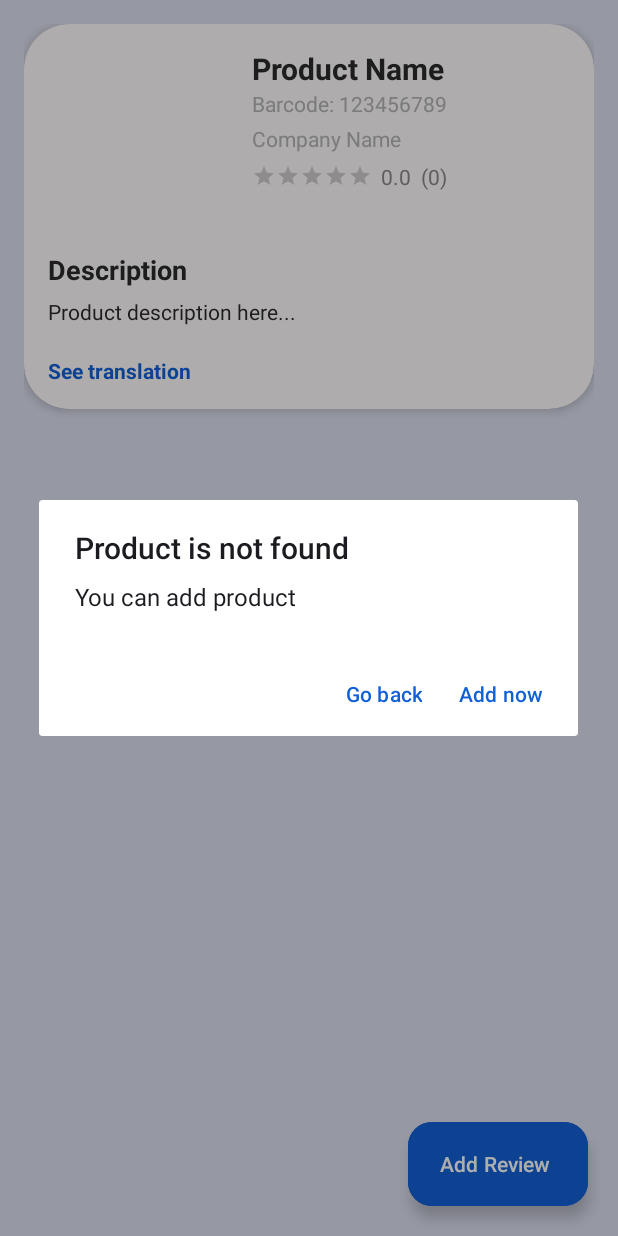
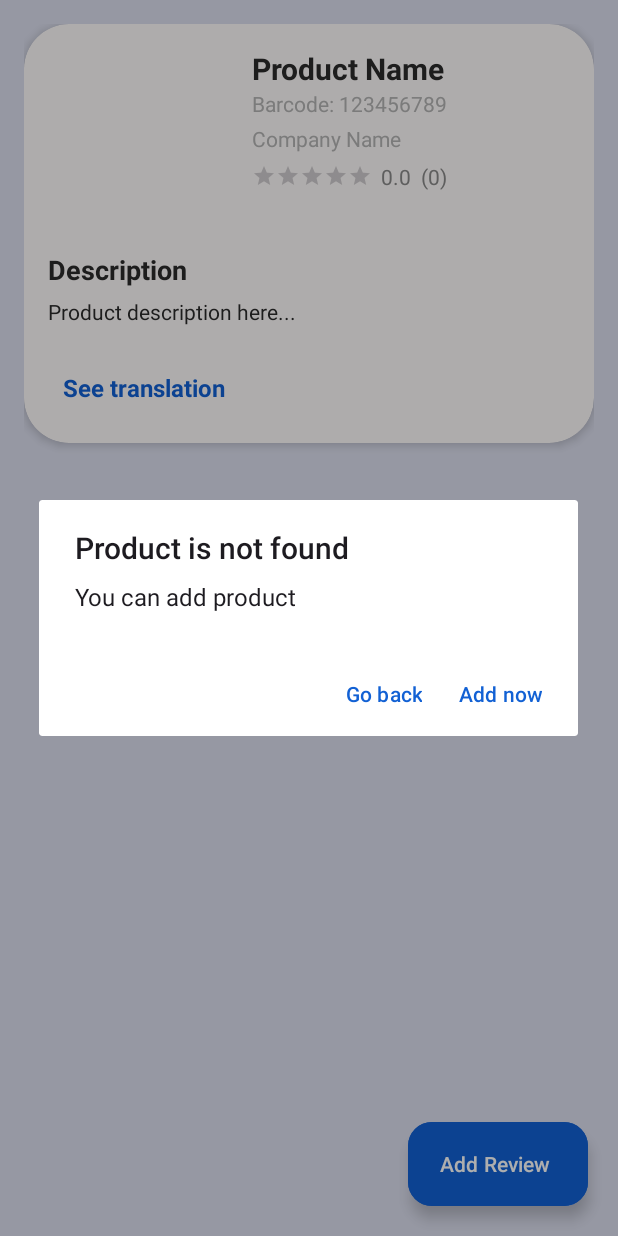
Before and after one commit to Edgar2006/JustScanItt, an Android app: the ReadActivity screen opened directly, with no data from a screen before it, on a phone screen of 412 x 824 dp. Run offline under Robolectric (Android 15) with nearby library versions, the phone set to English and light mode, and no system bars; our stand-ins replace Firebase (no records; nobody signed in at launch, a user with empty details on screens opened directly); libraries missing offline, so code that uses them is left out: com.google.mlkit.nl.

Commit message:
ui fix bug

```diff
--- a/app/src/main/res/layout/activity_read.xml
+++ b/app/src/main/res/layout/activity_read.xml
@@ -134,6 +134,7 @@
 
                     <!-- Кнопка перевода -->
                     <TextView
+                        android:padding="10dp"
                         android:onClick="onClickTranslate"
                         android:id="@+id/translate"
                         android:layout_width="wrap_content"
@@ -143,7 +144,7 @@
                         android:text="See translation"
                         android:textColor="@color/main"
                         android:textStyle="bold"
-                        android:textSize="14sp" />
+                        android:textSize="16sp" />
 
 
                 </LinearLayout>
@@ -157,7 +158,9 @@
                 android:id="@+id/rec_view"
                 android:layout_width="match_parent"
                 android:layout_height="wrap_content"
-                android:layout_marginTop="24dp" />
+                android:layout_marginTop="24dp"
+                android:layout_marginBottom="70dp"
+                />
         </LinearLayout>
     </ScrollView>
 
--- a/app/src/main/res/layout/fragment_comment.xml
+++ b/app/src/main/res/layout/fragment_comment.xml
@@ -82,6 +82,7 @@
 
     <!-- Перевод -->
     <TextView
+        android:padding="10dp"
         android:id="@+id/translate"
         android:layout_width="wrap_content"
         android:layout_height="wrap_content"
@@ -90,7 +91,7 @@
         android:text="See translation"
         android:textColor="@color/main"
         android:textStyle="bold"
-        android:textSize="14sp" />
+        android:textSize="15sp" />
 
     </RelativeLayout>
 
```
